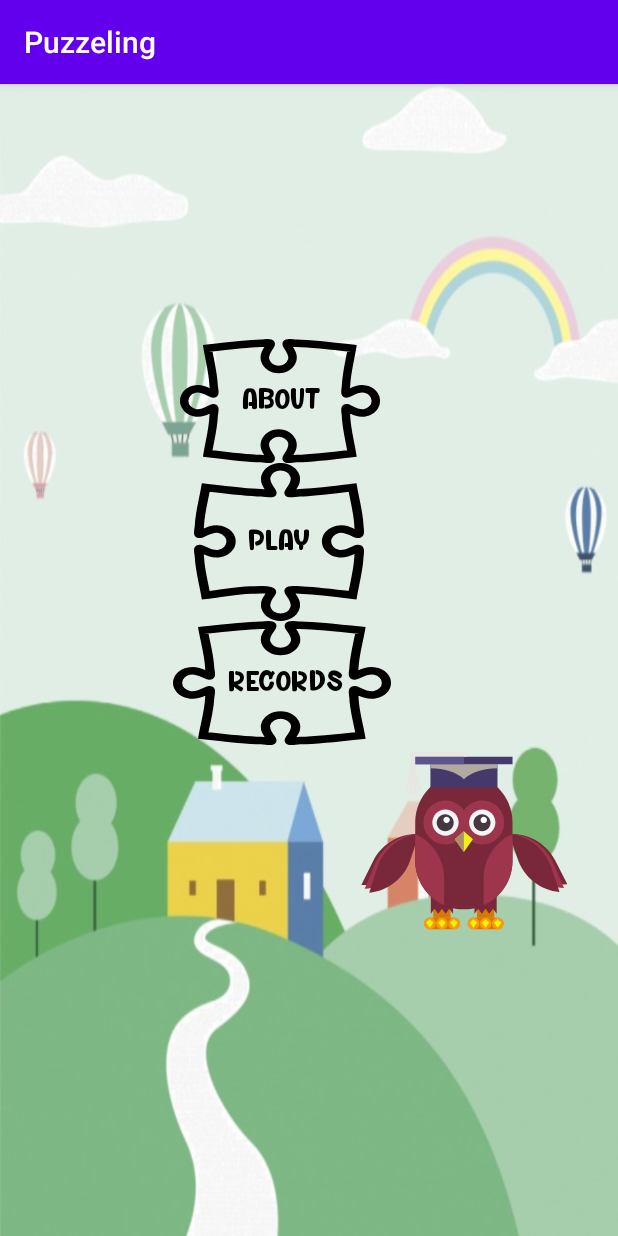
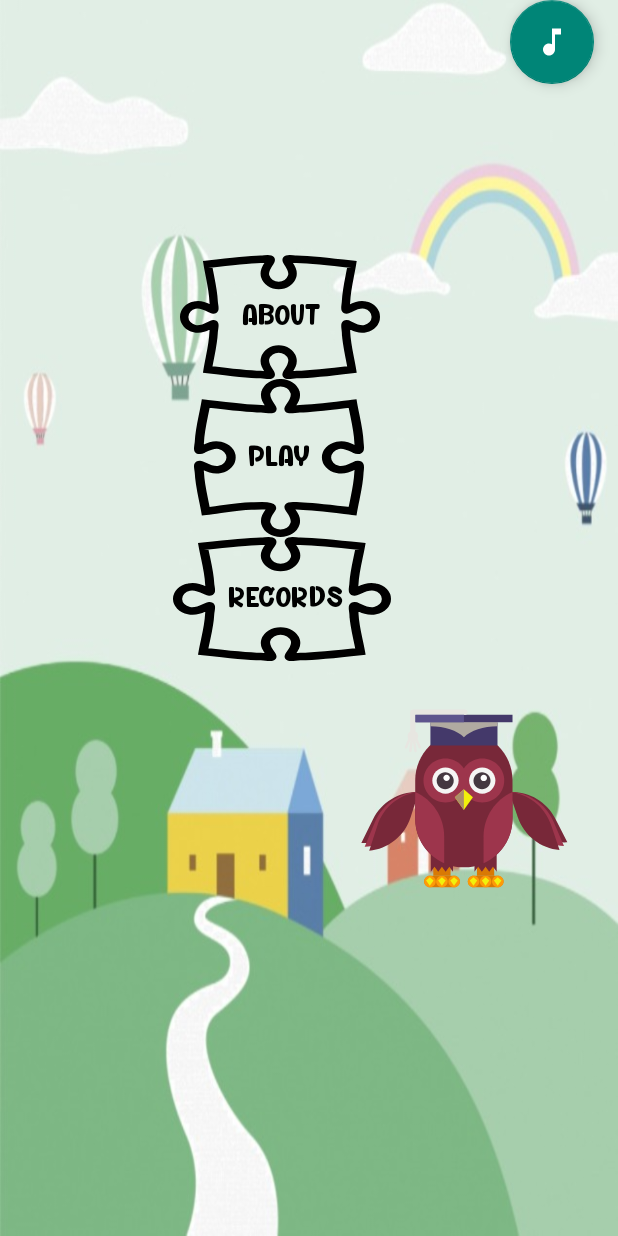
Before and after one commit to SapirDaga1/PuzzleApp-android, an Android app: the FirstScreenActivity screen opened directly, with no data from a screen before it, on a phone screen of 412 x 824 dp. Run offline under Robolectric (Android 15) with nearby library versions, the phone set to English and light mode, and no system bars.

Commit message:
first merge

```diff
--- a/app/src/main/java/il/org/puzzeling/PuzzleActivity.java
+++ b/app/src/main/java/il/org/puzzeling/PuzzleActivity.java
@@ -40,6 +40,7 @@ import android.net.Uri;
 
 import android.media.ExifInterface;
 
+import androidx.appcompat.app.ActionBar;
 import androidx.appcompat.app.AlertDialog;
 import androidx.appcompat.app.AppCompatActivity;
 import androidx.core.content.ContextCompat;
@@ -82,6 +83,7 @@ public class PuzzleActivity extends AppCompatActivity {
 
     @Override
     protected void onCreate(Bundle savedInstanceState) {
+        super.onCreate(savedInstanceState);
         setContentView(R.layout.activity_puzzle);
         sp = getSharedPreferences("music",MODE_PRIVATE);
         manageMusic(false);
--- a/app/src/main/java/il/org/puzzeling/SplashScreen.java
+++ b/app/src/main/java/il/org/puzzeling/SplashScreen.java
@@ -13,8 +13,6 @@ public class SplashScreen extends AppCompatActivity {
         super.onCreate(savedInstanceState);
         setContentView(R.layout.activity_splash);
 
-        getSupportActionBar().hide();
-
         new Handler().postDelayed(new Runnable() {
             @Override
             public void run() {
--- a/app/src/main/res/layout/activity_firstscreen.xml
+++ b/app/src/main/res/layout/activity_firstscreen.xml
@@ -8,6 +8,18 @@
     tools:context=".FirstScreenActivity"
     android:id="@+id/first_screen_layout"
     android:background="@drawable/first_screen_photo">
+    <com.google.android.material.floatingactionbutton.FloatingActionButton
+        android:id="@+id/musicButton"
+        android:layout_width="wrap_content"
+        android:layout_height="wrap_content"
+        android:layout_alignParentEnd="true"
+        android:layout_marginEnd="16dp"
+        android:layout_marginRight="16dp"
+        android:layout_marginBottom="16dp"
+        android:clickable="true"
+        android:focusable="true"
+        android:src="@drawable/music_on"
+        android:tint="@android:color/white" />
     <LinearLayout
         android:layout_width="match_parent"
         android:layout_height="match_parent"
--- a/app/src/main/res/values/themes.xml
+++ b/app/src/main/res/values/themes.xml
@@ -1,6 +1,6 @@
 <resources xmlns:tools="http://schemas.android.com/tools">
     <!-- Base application theme. -->
-    <style name="Theme.Puzzeling" parent="Theme.AppCompat.DayNight.DarkActionBar">
+    <style name="Theme.Puzzeling" parent="Theme.AppCompat.DayNight.NoActionBar">
         <!-- Primary brand color. -->
         <item name="colorPrimary">@color/purple_500</item>
         <item name="colorPrimaryVariant">@color/purple_700</item>
```
Also changed, not shown: app/src/main/res/layout/activity_puzzle.xml (+14 -0 lines).
